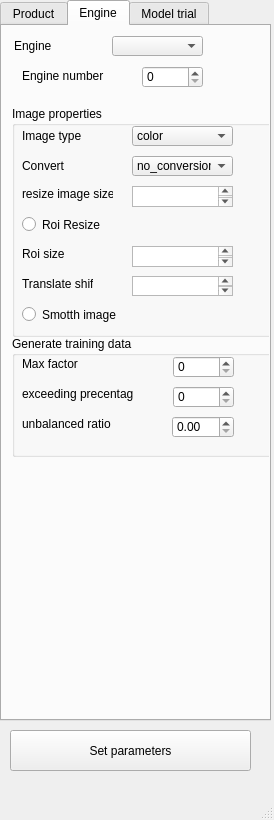
MaxXxIL/ADC-XML-Editor, file product_editor.ui: the form before one commit.
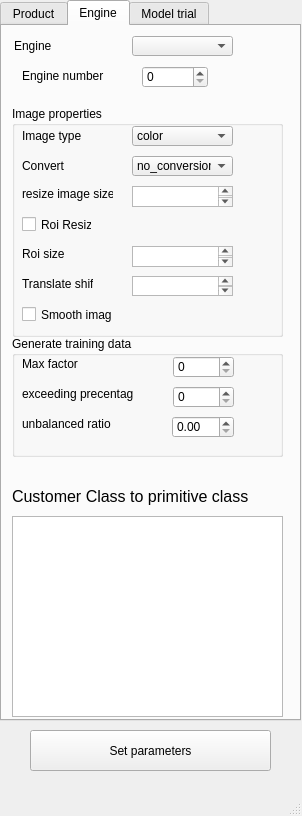
The form after the commit. The open tabs and pages were chosen to show the change.

Commit message: add all functionality except adding primitive class

The edit to the form file:
```diff
--- a/product_editor.ui
+++ b/product_editor.ui
@@ -6,8 +6,8 @@
    <rect>
     <x>0</x>
     <y>0</y>
-    <width>274</width>
-    <height>820</height>
+    <width>302</width>
+    <height>816</height>
    </rect>
   </property>
   <property name="windowTitle">
@@ -19,7 +19,7 @@
      <rect>
       <x>0</x>
       <y>0</y>
-      <width>271</width>
+      <width>301</width>
       <height>721</height>
      </rect>
     </property>
@@ -616,12 +616,12 @@
         <string>Convert</string>
        </property>
       </widget>
-      <widget class="QRadioButton" name="roi_resize">
+      <widget class="QCheckBox" name="roi_resize">
        <property name="geometry">
         <rect>
          <x>10</x>
          <y>110</y>
-         <width>111</width>
+         <width>70</width>
          <height>17</height>
         </rect>
        </property>
@@ -629,17 +629,17 @@
         <string>Roi Resize</string>
        </property>
       </widget>
-      <widget class="QRadioButton" name="image_smooth">
+      <widget class="QCheckBox" name="image_smooth">
        <property name="geometry">
         <rect>
          <x>10</x>
          <y>200</y>
-         <width>111</width>
+         <width>91</width>
          <height>17</height>
         </rect>
        </property>
        <property name="text">
-        <string>Smotth image</string>
+        <string>Smooth image</string>
        </property>
       </widget>
      </widget>
@@ -661,7 +661,7 @@
        <rect>
         <x>140</x>
         <y>40</y>
-        <width>61</width>
+        <width>66</width>
         <height>22</height>
        </rect>
       </property>
@@ -669,9 +669,9 @@
      <widget class="QComboBox" name="comboBox_Engine">
       <property name="geometry">
        <rect>
-        <x>110</x>
+        <x>130</x>
         <y>10</y>
-        <width>91</width>
+        <width>101</width>
         <height>20</height>
        </rect>
       </property>
@@ -771,6 +771,34 @@
        </property>
       </widget>
      </widget>
+     <widget class="QTreeView" name="treeView">
+      <property name="geometry">
+       <rect>
+        <x>10</x>
+        <y>490</y>
+        <width>271</width>
+        <height>201</height>
+       </rect>
+      </property>
+     </widget>
+     <widget class="QLabel" name="label_32">
+      <property name="geometry">
+       <rect>
+        <x>10</x>
+        <y>460</y>
+        <width>261</width>
+        <height>20</height>
+       </rect>
+      </property>
+      <property name="font">
+       <font>
+        <pointsize>12</pointsize>
+       </font>
+      </property>
+      <property name="text">
+       <string>Customer Class to primitive class </string>
+      </property>
+     </widget>
     </widget>
     <widget class="QWidget" name="tab_3">
      <attribute name="title">
@@ -1134,7 +1162,7 @@
    <widget class="QPushButton" name="Set_parameters">
     <property name="geometry">
      <rect>
-      <x>10</x>
+      <x>30</x>
       <y>730</y>
       <width>241</width>
       <height>41</height>
```
Left out of the diff: 8 changed lines with no effect on the pictures. The commit also changes 2 other files.
